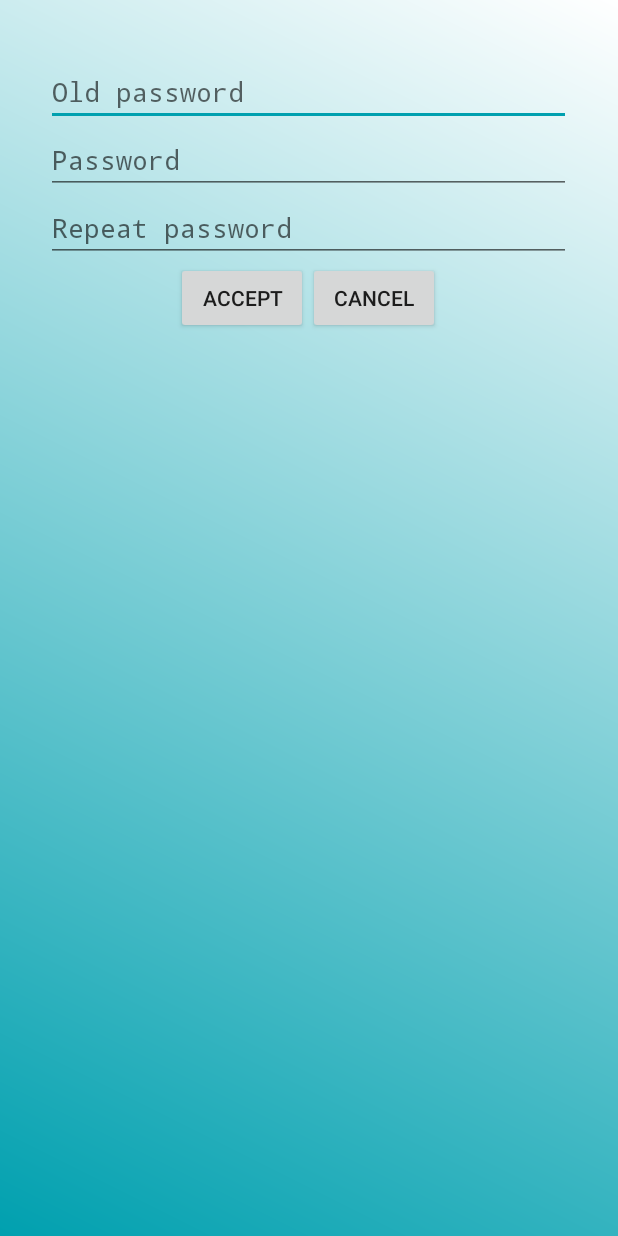
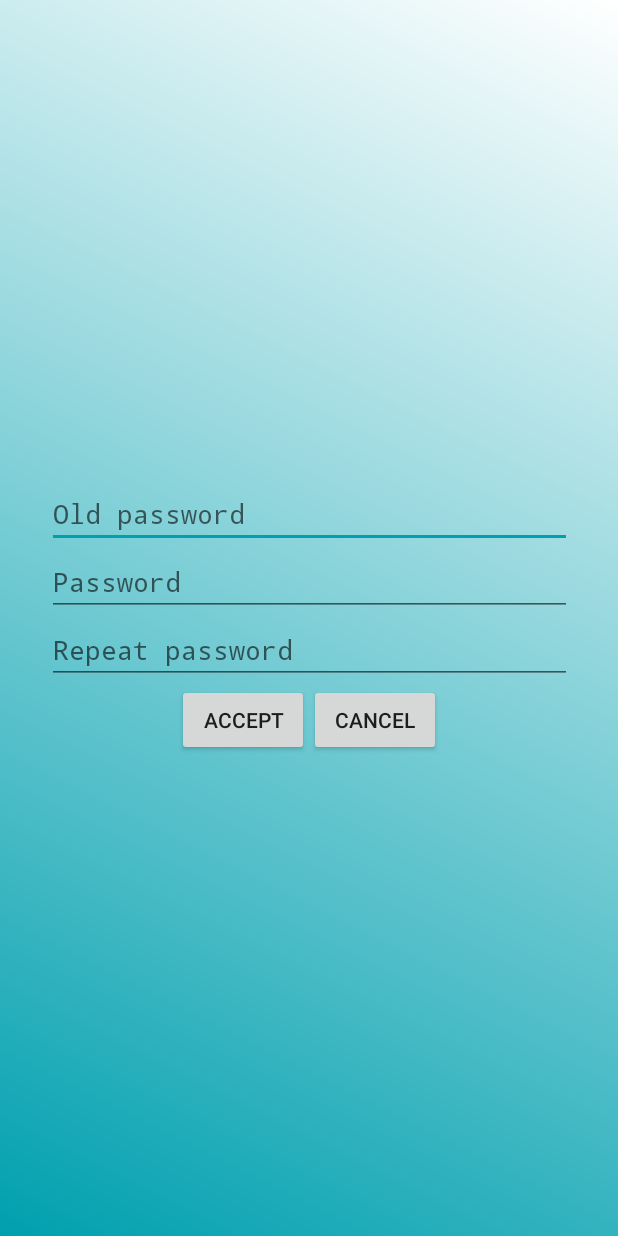
Before and after one commit to TeaFlex/ProcessimControlApp, an Android app: the ChgPasswordActivity screen opened directly, with no data from a screen before it, on a phone screen of 412 x 824 dp. Run offline under Robolectric (Android 15) with nearby library versions, the phone set to English and light mode, and no system bars.

Commit message:
Admin view began and constraint layout used in forms

```diff
--- a/app/src/main/AndroidManifest.xml
+++ b/app/src/main/AndroidManifest.xml
@@ -9,6 +9,7 @@
         android:roundIcon="@mipmap/ic_launcher_round"
         android:supportsRtl="true"
         android:theme="@style/AppTheme">
+        <activity android:name=".AdminUserActivity"></activity>
         <activity android:name=".WelcomeActivity" />
         <activity android:name=".ModProfileActivity" />
         <activity android:name=".ChgPasswordActivity" />
--- a/app/src/main/res/layout/activity_forms.xml
+++ b/app/src/main/res/layout/activity_forms.xml
@@ -1,70 +1,84 @@
 <?xml version="1.0" encoding="utf-8"?>
-<LinearLayout xmlns:android="http://schemas.android.com/apk/res/android"
+<androidx.constraintlayout.widget.ConstraintLayout xmlns:android="http://schemas.android.com/apk/res/android"
     xmlns:app="http://schemas.android.com/apk/res-auto"
     xmlns:tools="http://schemas.android.com/tools"
     android:layout_width="match_parent"
     android:layout_height="match_parent"
+    android:background="@drawable/gradient_1"
+    android:gravity="center_horizontal"
+    android:orientation="vertical"
     tools:context=".LoginActivity"
-    tools:ignore="MissingClass"
-    android:orientation="vertical"
-    android:gravity="center_horizontal"
-    android:background="@drawable/gradient_1"
-    >
+    tools:ignore="MissingClass">
 
     <TextView
         android:id="@+id/form_title"
         android:layout_width="wrap_content"
         android:layout_height="wrap_content"
         android:text="@string/app_name"
-        android:layout_marginTop="200dp"
-        android:layout_marginBottom="100dp"
         android:textSize="@dimen/big_title_size"
         android:textStyle="bold"
-        />
+        app:layout_constraintBottom_toTopOf="@id/msg_box"
+        app:layout_constraintEnd_toEndOf="parent"
+        app:layout_constraintHorizontal_bias="0.5"
+        app:layout_constraintStart_toStartOf="parent"
+        app:layout_constraintTop_toTopOf="parent"
+        app:layout_constraintVertical_bias="0.2" />
 
     <LinearLayout
+        android:id="@+id/msg_box"
         android:layout_width="@dimen/block_width"
         android:layout_height="wrap_content"
         android:orientation="vertical"
-        >
+        app:layout_constraintBottom_toTopOf="@id/form_box"
+        app:layout_constraintEnd_toEndOf="parent"
+        app:layout_constraintStart_toStartOf="parent"
+        app:layout_constraintTop_toBottomOf="@id/form_title">
+
         <TextView
             android:id="@+id/info_msg"
-            android:textColor="@color/yellow"
             android:layout_width="match_parent"
             android:layout_height="wrap_content"
             android:textAlignment="center"
-            />
+            android:textColor="@color/yellow" />
+
         <TextView
             android:id="@+id/error_msg"
-            android:textColor="@color/red"
             android:layout_width="match_parent"
             android:layout_height="wrap_content"
             android:textAlignment="center"
-            />
+            android:textColor="@color/red" />
     </LinearLayout>
 
-    <include
-        layout="@layout/module_login"
-        android:id="@+id/login_form"
-        android:visibility="gone"
-        />
+    <LinearLayout
+        android:id="@+id/form_box"
+        android:layout_width="wrap_content"
+        android:layout_height="wrap_content"
+        android:orientation="vertical"
+        app:layout_constraintBottom_toBottomOf="parent"
+        app:layout_constraintEnd_toEndOf="parent"
+        app:layout_constraintHorizontal_bias="0.5"
+        app:layout_constraintStart_toStartOf="parent"
+        app:layout_constraintTop_toTopOf="parent">
 
-    <include
-        layout="@layout/module_register"
-        android:id="@+id/register_form"
-        android:visibility="gone"
-        />
+        <include
+            android:id="@+id/login_form"
+            layout="@layout/module_login"
+            android:visibility="gone" />
 
-    <include
-        layout="@layout/module_modprofile"
-        android:id="@+id/modprofile_form"
-        android:visibility="gone"
-        />
+        <include
+            android:id="@+id/register_form"
+            layout="@layout/module_register"
+            android:visibility="gone" />
 
-    <include
-        layout="@layout/module_chgpassword"
-        android:id="@+id/chgpassword_form"
-        android:visibility="gone"
-        />
+        <include
+            android:id="@+id/modprofile_form"
+            layout="@layout/module_modprofile"
+            android:visibility="gone" />
 
-</LinearLayout>
+        <include
+            android:id="@+id/chgpassword_form"
+            layout="@layout/module_chgpassword"
+            android:visibility="gone" />
+    </LinearLayout>
+
+</androidx.constraintlayout.widget.ConstraintLayout>
--- a/app/src/main/res/values/strings.xml
+++ b/app/src/main/res/values/strings.xml
@@ -12,6 +12,10 @@
     <string name="control_panel">Control panel</string>
     <string name="admin">Administration</string>
     <string name="manage_users">User management</string>
+    <string name="delete_user">Delete user</string>
+    <string name="chg_user_role">Change user role</string>
+    <string name="users_list">List of users</string>
+    <string name="user_id">User ID</string>
     <string name="chg_password">Change password</string>
     <string name="modify">Modify</string>
     <string name="cancel">Cancel</string>
@@ -27,4 +31,5 @@
     <string name="connect_to_plc">Connect to a PLC</string>
     <string name="old_password">Old password</string>
     <string name="user_disconnect">Disconnect</string>
+
 </resources>
--- a/build.gradle
+++ b/build.gradle
@@ -5,7 +5,7 @@ buildscript {
         jcenter()
     }
     dependencies {
-        classpath "com.android.tools.build:gradle:4.0.1"
+        classpath 'com.android.tools.build:gradle:4.1.1'
 
         // NOTE: Do not place your application dependencies here; they belong
         // in the individual module build.gradle files
```
Also changed, not shown: app/src/main/java/be/heh/std/app/AdminUserActivity.java (added, +14 -0 lines), app/src/main/java/be/heh/std/app/FormActivity.java (+4 -8 lines), app/src/main/res/layout/activity_admin_user.xml (added, +99 -0 lines), gradle/wrapper/gradle-wrapper.properties.
